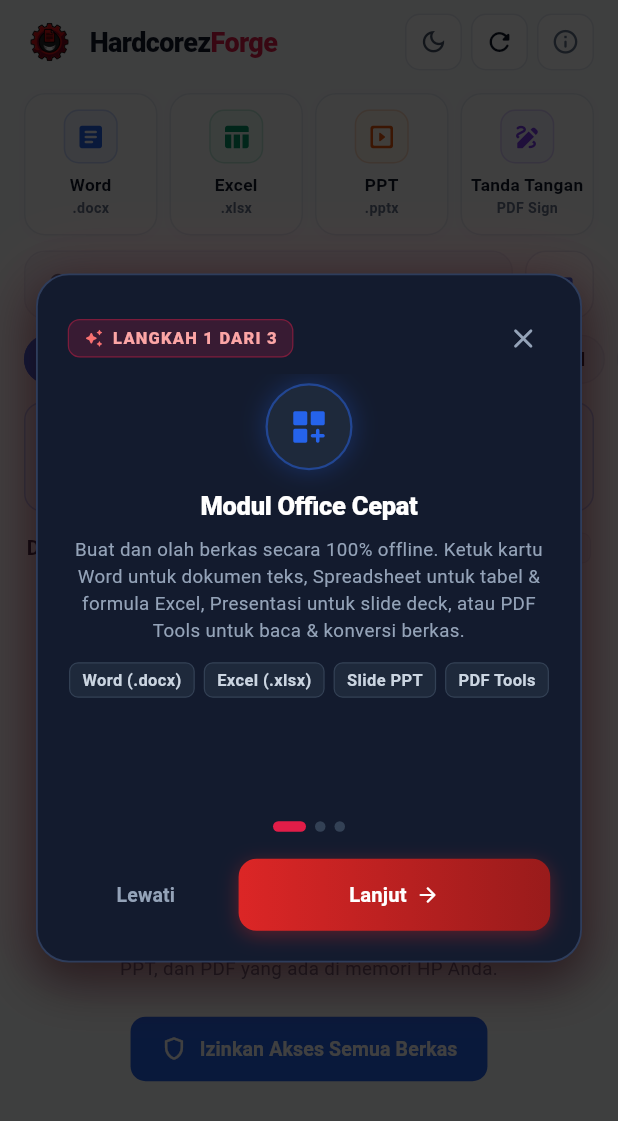
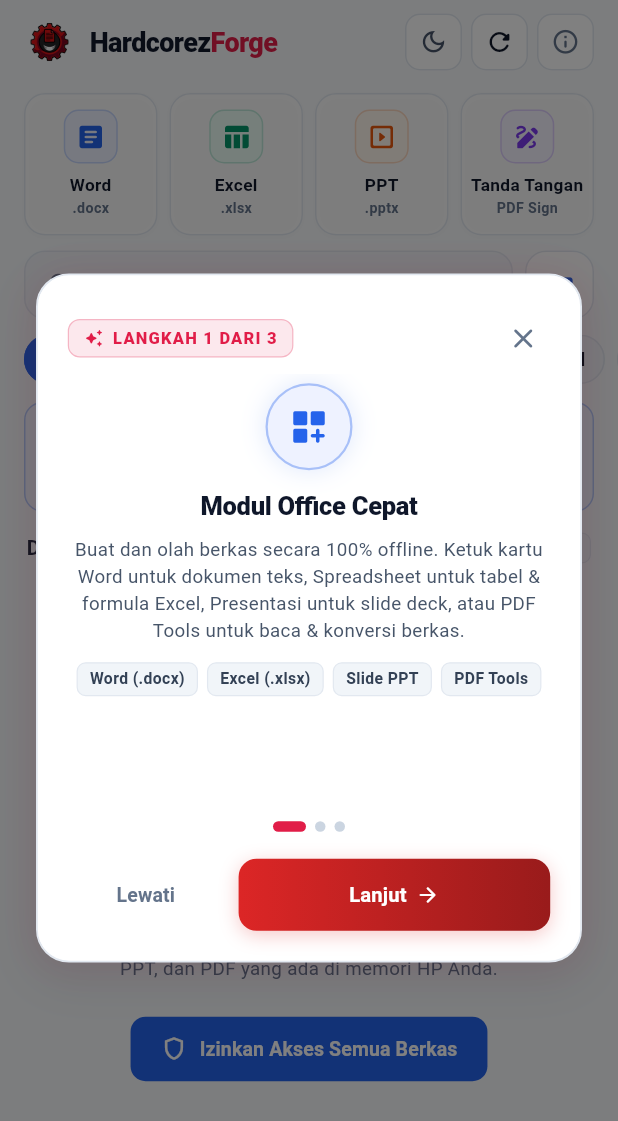
Before and after one commit to Zettt416/HardcorezForge, a Flutter app: the HomeScreen screen opened directly, on a phone screen of 412 x 824 dp. Shown: the top 1121 px of the screen. Run offline on Flutter 3.47's test engine with Material 3 defaults, Android fonts, the phone set to English and light mode, and no system bars; our stand-ins replace file_picker.

Commit message:
fix(guide): make AppGuideOverlay dynamically adaptive to light and dark theme

```diff
--- a/lib/features/home/app_guide_overlay.dart
+++ b/lib/features/home/app_guide_overlay.dart
@@ -9,7 +9,8 @@ class GuideStepItem {
   final String description;
   final IconData icon;
   final Color iconColor;
-  final Color iconBgColor;
+  final Color darkIconBgColor;
+  final Color lightIconBgColor;
   final List<String> tags;
 
   const GuideStepItem({
@@ -18,7 +19,8 @@ class GuideStepItem {
     required this.description,
     required this.icon,
     required this.iconColor,
-    required this.iconBgColor,
+    required this.darkIconBgColor,
+    required this.lightIconBgColor,
     required this.tags,
   });
 }
@@ -80,7 +82,8 @@ class _AppGuideOverlayState extends State<AppGuideOverlay>
           'Buat dan olah berkas secara 100% offline. Ketuk kartu Word untuk dokumen teks, Spreadsheet untuk tabel & formula Excel, Presentasi untuk slide deck, atau PDF Tools untuk baca & konversi berkas.',
       icon: Icons.dashboard_customize_rounded,
       iconColor: AppTheme.docBlue,
-      iconBgColor: Color(0xFF1E293B),
+      darkIconBgColor: Color(0xFF1E293B),
+      lightIconBgColor: Color(0xFFEEF2FF),
       tags: ['Word (.docx)', 'Excel (.xlsx)', 'Slide PPT', 'PDF Tools'],
     ),
     GuideStepItem(
@@ -90,7 +93,8 @@ class _AppGuideOverlayState extends State<AppGuideOverlay>
           'Gunakan kotak pencarian instan untuk menyaring dokumen, atau ketuk tombol folder untuk mengimpor berkas langsung dari memori internal HP. Filter dokumen berdasarkan kategori untuk kemudahan akses.',
       icon: Icons.folder_open_rounded,
       iconColor: Color(0xFF0284C7),
-      iconBgColor: Color(0xFF0C4A6E),
+      darkIconBgColor: Color(0xFF0C4A6E),
+      lightIconBgColor: Color(0xFFE0F2FE),
       tags: ['Pencarian Cepat', 'Pindai Berkas', 'Impor dari HP'],
     ),
     GuideStepItem(
@@ -100,7 +104,8 @@ class _AppGuideOverlayState extends State<AppGuideOverlay>
           'Bubuhkan paraf digital dan stempel legalitas langsung pada dokumen tanpa perlu mencetak kertas. Cukup ketuk ikon menu opsi (⋮) pada kartu berkas apa pun lalu pilih "Tanda Tangan & Stempel".',
       icon: Icons.draw_rounded,
       iconColor: AppTheme.brandCrimson,
-      iconBgColor: Color(0xFF450A0A),
+      darkIconBgColor: Color(0xFF450A0A),
+      lightIconBgColor: Color(0xFFFEF2F2),
       tags: ['Paraf & TTD', 'Stempel Resmi', 'Ekspor & Bagikan'],
     ),
   ];
@@ -154,10 +159,12 @@ class _AppGuideOverlayState extends State<AppGuideOverlay>
 
   @override
   Widget build(BuildContext context) {
+    final isDark = Theme.of(context).brightness == Brightness.dark;
+
     return FadeTransition(
       opacity: _fadeAnimation,
       child: Material(
-        color: Colors.black.withValues(alpha: 0.75),
+        color: Colors.black.withValues(alpha: isDark ? 0.75 : 0.50),
         child: SafeArea(
           child: Center(
             child: SingleChildScrollView(
@@ -166,23 +173,29 @@ class _AppGuideOverlayState extends State<AppGuideOverlay>
                 constraints: const BoxConstraints(maxWidth: 420),
                 child: Container(
                   decoration: BoxDecoration(
-                    color: const Color(0xFF131B2E), // Obsidian Dark Canvas
+                    color: isDark ? const Color(0xFF131B2E) : Colors.white,
                     borderRadius: BorderRadius.circular(22),
                     border: Border.all(
-                      color: const Color(0xFF2E3D5C),
+                      color: isDark
+                          ? const Color(0xFF2E3D5C)
+                          : const Color(0xFFE2E8F0),
                       width: 1.2,
                     ),
                     boxShadow: [
                       BoxShadow(
-                        color: Colors.black.withValues(alpha: 0.6),
+                        color: isDark
+                            ? Colors.black.withValues(alpha: 0.6)
+                            : const Color(0xFF0F172A).withValues(alpha: 0.12),
                         blurRadius: 28,
                         spreadRadius: 2,
-                        offset: const Offset(0, 10),
+                        offset: const Offset(0, 8),
                       ),
                       BoxShadow(
-                        color: AppTheme.brandCrimson.withValues(alpha: 0.12),
-                        blurRadius: 40,
-                        spreadRadius: 4,
+                        color: AppTheme.brandCrimson.withValues(
+                          alpha: isDark ? 0.12 : 0.08,
+                        ),
+                        blurRadius: isDark ? 40 : 20,
+                        spreadRadius: isDark ? 4 : 2,
                       ),
                     ],
                   ),
@@ -203,12 +216,12 @@ class _AppGuideOverlayState extends State<AppGuideOverlay>
                               ),
                               decoration: BoxDecoration(
                                 color: AppTheme.brandCrimson.withValues(
-                                  alpha: 0.18,
+                                  alpha: isDark ? 0.18 : 0.10,
                                 ),
                                 borderRadius: BorderRadius.circular(8),
                                 border: Border.all(
                                   color: AppTheme.brandCrimson.withValues(
-                                    alpha: 0.4,
+                                    alpha: isDark ? 0.4 : 0.25,
                                   ),
                                   width: 0.8,
                                 ),
@@ -216,16 +229,20 @@ class _AppGuideOverlayState extends State<AppGuideOverlay>
                               child: Row(
                                 mainAxisSize: MainAxisSize.min,
                                 children: [
-                                  const Icon(
+                                  Icon(
                                     Icons.auto_awesome_rounded,
                                     size: 13,
-                                    color: Color(0xFFF87171),
+                                    color: isDark
+                                        ? const Color(0xFFF87171)
+                                        : AppTheme.brandCrimson,
                                   ),
                                   const SizedBox(width: 6),
                                   Text(
                                     _steps[_currentPage].stepTag,
-                                    style: const TextStyle(
-                                      color: Color(0xFFFCA5A5),
+                                    style: TextStyle(
+                                      color: isDark
+                                          ? const Color(0xFFFCA5A5)
+                                          : AppTheme.brandCrimson,
                                       fontSize: 11,
                                       fontWeight: FontWeight.w800,
                                       letterSpacing: 0.8,
@@ -238,9 +255,11 @@ class _AppGuideOverlayState extends State<AppGuideOverlay>
                             IconButton(
                               onPressed: _finishGuide,
                               tooltip: 'Lewati Panduan',
-                              icon: const Icon(
+                              icon: Icon(
                                 Icons.close_rounded,
-                                color: Color(0xFF94A3B8),
+                                color: isDark
+                                    ? const Color(0xFF94A3B8)
+                                    : const Color(0xFF64748B),
                                 size: 22,
                               ),
                             ),
@@ -269,18 +288,20 @@ class _AppGuideOverlayState extends State<AppGuideOverlay>
                                     width: 58,
                                     height: 58,
                                     decoration: BoxDecoration(
-                                      color: step.iconBgColor,
+                                      color: isDark
+                                          ? step.darkIconBgColor
+                                          : step.lightIconBgColor,
                                       shape: BoxShape.circle,
                                       border: Border.all(
                                         color: step.iconColor.withValues(
-                                          alpha: 0.5,
+                                          alpha: isDark ? 0.5 : 0.35,
                                         ),
                                         width: 1.5,
                                       ),
                                       boxShadow: [
                                         BoxShadow(
                                           color: step.iconColor.withValues(
-                                            alpha: 0.3,
+                                            alpha: isDark ? 0.3 : 0.15,
                                           ),
                                           blurRadius: 14,
                                         ),
@@ -298,8 +319,10 @@ class _AppGuideOverlayState extends State<AppGuideOverlay>
                                   Text(
                                     step.title,
                                     textAlign: TextAlign.center,
-                                    style: const TextStyle(
-                                      color: Colors.white,
+                                    style: TextStyle(
+                                      color: isDark
+                                          ? Colors.white
+                                          : const Color(0xFF0F172A),
                                       fontSize: 17,
                                       fontWeight: FontWeight.w800,
                                       letterSpacing: -0.2,
@@ -311,8 +334,10 @@ class _AppGuideOverlayState extends State<AppGuideOverlay>
                                   Text(
                                     step.description,
                                     textAlign: TextAlign.center,
-                                    style: const TextStyle(
-                                      color: Color(0xFF94A3B8),
+                                    style: TextStyle(
+                                      color: isDark
+                                          ? const Color(0xFF94A3B8)
+                                          : const Color(0xFF475569),
                                       fontSize: 12.5,
                                       height: 1.4,
                                       fontWeight: FontWeight.w400,
@@ -332,20 +357,26 @@ class _AppGuideOverlayState extends State<AppGuideOverlay>
                                           vertical: 3,
                                         ),
                                         decoration: BoxDecoration(
-                                          color: const Color(0xFF1E293B),
+                                          color: isDark
+                                              ? const Color(0xFF1E293B)
+                                              : const Color(0xFFF1F5F9),
                                           borderRadius: BorderRadius.circular(
                                             6,
                                           ),
                                           border: Border.all(
-                                            color: const Color(0xFF334155),
+                                            color: isDark
+                                                ? const Color(0xFF334155)
+                                                : const Color(0xFFE2E8F0),
                                             width: 0.8,
                                           ),
                                         ),
                                         child: Text(
                                           tag,
-                                          style: const TextStyle(
-                                            color: Color(0xFFCBD5E1),
-                                            fontSize: 11,
+                                          style: TextStyle(
+                                            color: isDark
+                                                ? const Color(0xFFCBD5E1)
+                                                : const Color(0xFF334155),
+                                            fontSize: 10.5,
                                             fontWeight: FontWeight.w600,
                                           ),
                                         ),
@@ -381,7 +412,9 @@ class _AppGuideOverlayState extends State<AppGuideOverlay>
                                   decoration: BoxDecoration(
                                     color: isActive
                                         ? AppTheme.brandCrimson
-                                        : const Color(0xFF334155),
+                                        : (isDark
+                                              ? const Color(0xFF334155)
+                                              : const Color(0xFFCBD5E1)),
                                     borderRadius: BorderRadius.circular(4),
                                   ),
                                 );
@@ -398,11 +431,13 @@ class _AppGuideOverlayState extends State<AppGuideOverlay>
                                     child: OutlinedButton(
                                       onPressed: _prevPage,
                                       style: OutlinedButton.styleFrom(
-                                        foregroundColor: const Color(
-                                          0xFF94A3B8,
-                                        ),
-                                        side: const BorderSide(
-                                          color: Color(0xFF334155),
+                                        foregroundColor: isDark
+                                            ? const Color(0xFF94A3B8)
+                                            : const Color(0xFF475569),
+                                        side: BorderSide(
+                                          color: isDark
+                                              ? const Color(0xFF334155)
+                                              : const Color(0xFFCBD5E1),
                                         ),
                                         shape: RoundedRectangleBorder(
                                           borderRadius: BorderRadius.circular(
@@ -427,10 +462,12 @@ class _AppGuideOverlayState extends State<AppGuideOverlay>
                                     flex: 1,
                                     child: TextButton(
                                       onPressed: _finishGuide,
-                                      child: const Text(
+                                      child: Text(
                                         'Lewati',
                                         style: TextStyle(
-                                          color: Color(0xFF94A3B8),
+                                          color: isDark
+                                              ? const Color(0xFF94A3B8)
+                                              : const Color(0xFF64748B),
                                           fontWeight: FontWeight.w600,
                                           fontSize: 13,
                                         ),
@@ -451,9 +488,10 @@ class _AppGuideOverlayState extends State<AppGuideOverlay>
                                       borderRadius: BorderRadius.circular(12),
                                       boxShadow: [
                                         BoxShadow(
-                                          color: const Color(
-                                            0xFFDC2626,
-                                          ).withValues(alpha: 0.35),
+                                          color: const Color(0xFFDC2626)
+                                              .withValues(
+                                                alpha: isDark ? 0.35 : 0.25,
+                                              ),
                                           blurRadius: 10,
                                           offset: const Offset(0, 3),
                                         ),
```
Also changed, not shown: 1 other file.
